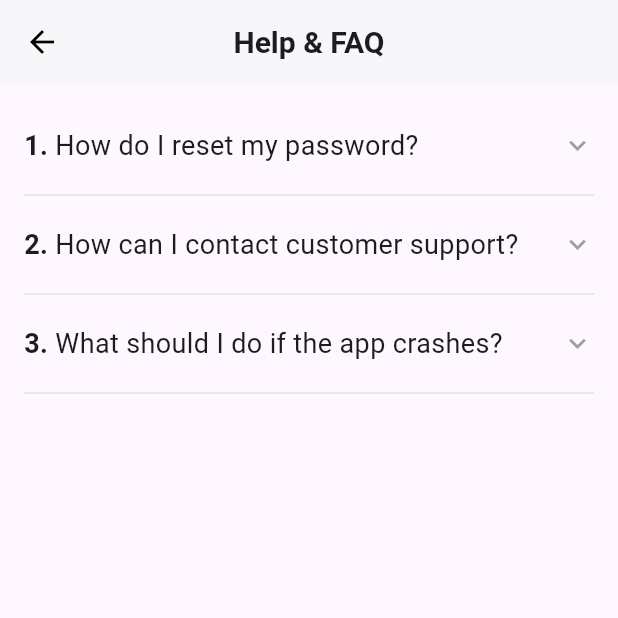
After one commit to Anandhu-J/GitLove, a Flutter app: the ProfileScreen screen opened directly, after a tap on "Help", on a phone screen of 412 x 824 dp, the top half of it. The commit adds this screen. Run offline on Flutter 3.47's test engine with Material 3 defaults, Android fonts, the phone set to English and light mode, and no system bars; our stand-ins replace tcard; network calls fail.

Commit message:
Logout,TandC,HelpFAQ

```diff
--- /dev/null
+++ b/lib/screens/help_FAQ_screen.dart
@@ -0,0 +1,103 @@
+import 'package:flutter/material.dart';
+
+class HelpFAQScreen extends StatefulWidget {
+  @override
+  _HelpFAQScreenState createState() => _HelpFAQScreenState();
+}
+
+class _HelpFAQScreenState extends State<HelpFAQScreen> {
+  List<Map<String, dynamic>> faqs = [
+    {
+      "question": "How do I reset my password?",
+      "answer":
+          "To reset your password, go to settings and tap on 'Change Password'.",
+      "isExpanded": false
+    },
+    {
+      "question": "How can I contact customer support?",
+      "answer":
+          "You can contact customer support via email at support@example.com.",
+      "isExpanded": false
+    },
+    {
+      "question": "What should I do if the app crashes?",
+      "answer":
+          "Try clearing the cache or reinstalling the app to fix crash issues.",
+      "isExpanded": false
+    },
+  ];
+
+  void toggleExpansion(int index) {
+    setState(() {
+      faqs[index]['isExpanded'] = !faqs[index]['isExpanded'];
+    });
+  }
+
+  @override
+  Widget build(BuildContext context) {
+    return Scaffold(
+      appBar: AppBar(
+        title: const Text(
+          "Help & FAQ",
+          style: TextStyle(fontSize: 20, fontWeight: FontWeight.bold),
+        ),
+        centerTitle: true,
+        backgroundColor: Colors.white,
+        elevation: 1,
+        iconTheme: const IconThemeData(color: Colors.black),
+      ),
+      body: Padding(
+        padding: const EdgeInsets.all(16.0),
+        child: SingleChildScrollView(
+          child: Column(
+            crossAxisAlignment: CrossAxisAlignment.start,
+            children: [
+              for (int index = 0; index < faqs.length; index++) ...[
+                InkWell(
+                  onTap: () => toggleExpansion(index),
+                  child: Padding(
+                    padding: const EdgeInsets.symmetric(vertical: 12),
+                    child: Row(
+                      children: [
+                        Text(
+                          "${index + 1}. ", // Numbering
+                          style: const TextStyle(
+                              fontSize: 18, fontWeight: FontWeight.bold),
+                        ),
+                        Expanded(
+                          child: Text(
+                            faqs[index]["question"],
+                            style: const TextStyle(fontSize: 18),
+                          ),
+                        ),
+                        Icon(
+                          faqs[index]["isExpanded"]
+                              ? Icons.keyboard_arrow_up
+                              : Icons.keyboard_arrow_down,
+                          size: 22,
+                          color: Colors.grey,
+                        ),
+                      ],
+                    ),
+                  ),
+                ),
+                if (faqs[index]["isExpanded"])
+                  Padding(
+                    padding: const EdgeInsets.only(left: 30, bottom: 10),
+                    child: Text(
+                      faqs[index]["answer"],
+                      style:
+                          const TextStyle(fontSize: 16, color: Colors.black54),
+                    ),
+                  ),
+                Divider(
+                    color: Colors.grey.shade300,
+                    thickness: 1), // Aesthetic divider
+              ],
+            ],
+          ),
+        ),
+      ),
+    );
+  }
+}
--- a/lib/screens/profile_screen.dart
+++ b/lib/screens/profile_screen.dart
@@ -1,4 +1,9 @@
 import 'package:flutter/material.dart';
+import 'package:git_love/screens/help_FAQ_screen.dart';
+import 'dart:io';
+import 'package:git_love/screens/terms_conditions.dart';
+import 'package:flutter/services.dart';
+import 'package:url_launcher/url_launcher.dart';
 
 class ProfileScreen extends StatelessWidget {
   @override
@@ -45,6 +50,7 @@ class ProfileScreen extends StatelessWidget {
               _buildProfileOption(
                 icon: Icons.edit,
                 text: "Edit Profile",
+                arrowStatus: true,
                 onTap: () {
                   // Navigate to Edit Profile
                 },
@@ -52,6 +58,7 @@ class ProfileScreen extends StatelessWidget {
               _buildProfileOption(
                 icon: Icons.filter_list_rounded,
                 text: "Preferences",
+                arrowStatus: true,
                 onTap: () {
                   // Handle Preferences
                 },
@@ -59,15 +66,39 @@ class ProfileScreen extends StatelessWidget {
               _buildProfileOption(
                 icon: Icons.help_outline,
                 text: "Help",
+                arrowStatus: true,
                 onTap: () {
-                  // Handle Help
+                  Navigator.push(context,
+                      MaterialPageRoute(builder: (context) => HelpFAQScreen()));
+                },
+              ),
+              _buildProfileOption(
+                icon: Icons.book,
+                text: "Terms & Conditions",
+                arrowStatus: true,
+                onTap: () {
+                  Navigator.push(
+                    context,
+                    MaterialPageRoute(
+                      builder: (context) => TermsAndConditionsScreen(),
+                    ),
+                  );
                 },
               ),
               _buildProfileOption(
                 icon: Icons.phone,
                 text: "Contact Us",
+                arrowStatus: false,
                 onTap: () {
-                  // Handle Contact Us
+                  _showContactOptions(context);
+                },
+              ),
+              _buildProfileOption(
+                icon: Icons.logout,
+                arrowStatus: false,
+                text: "Logout",
+                onTap: () {
+                  _showLogoutConfirmation(context);
                 },
               ),
             ],
@@ -80,6 +111,7 @@ class ProfileScreen extends StatelessWidget {
   Widget _buildProfileOption({
     required IconData icon,
     required String text,
+    required bool arrowStatus,
     required VoidCallback onTap,
   }) {
     return InkWell(
@@ -95,10 +127,100 @@ class ProfileScreen extends StatelessWidget {
               style: const TextStyle(fontSize: 18),
             ),
             const Spacer(),
-            const Icon(Icons.arrow_forward_ios, size: 18, color: Colors.grey),
+            if (arrowStatus)
+              Icon(Icons.arrow_forward_ios, size: 18, color: Colors.grey),
           ],
         ),
       ),
     );
   }
+
+  void _showLogoutConfirmation(BuildContext context) {
+    showDialog(
+      context: context,
+      builder: (BuildContext context) {
+        return AlertDialog(
+          title: const Text("Whoa there! 🚀"),
+          content: const Text(
+              "Are you sure you want to log out? Who will miss you now? 🥺"),
+          actions: [
+            TextButton(
+              onPressed: () {
+                Navigator.of(context).pop(); // Close the dialog
+              },
+              child: const Text("Nope, Stay!",
+                  style: TextStyle(color: Colors.blueAccent)),
+            ),
+            TextButton(
+              onPressed: () {
+                Navigator.of(context).pop(); // Close the dialog
+                _logoutAndExit(); // Call exit function
+              },
+              child: const Text("Yes, Bye! 👋",
+                  style: TextStyle(color: Colors.redAccent)),
+            ),
+          ],
+        );
+      },
+    );
+  }
+
+  void _logoutAndExit() {
+    // Perform logout logic if needed
+
+    if (Platform.isAndroid) {
+      SystemNavigator.pop(); // Close the app on Android
+    } else if (Platform.isIOS) {
+      exit(0); // Force close the app on iOS (not recommended by Apple)
+    }
+  }
+
+  void _showContactOptions(BuildContext context) {
+    showModalBottomSheet(
+      context: context,
+      shape: const RoundedRectangleBorder(
+        borderRadius: BorderRadius.vertical(top: Radius.circular(20)),
+      ),
+      backgroundColor: Colors.white,
+      builder: (BuildContext context) {
+        return Padding(
+          padding: const EdgeInsets.all(16),
+          child: Column(
+            mainAxisSize: MainAxisSize.min, // Makes the sheet wrap content
+            children: [
+              _buildContactOption(
+                icon: Icons.phone,
+                title: "Call us at",
+                value: "+91 9876543210",
+                onTap: () => launchUrl(Uri.parse("tel:+919876543210")),
+              ),
+              const Divider(),
+              _buildContactOption(
+                icon: Icons.email,
+                title: "Write to us at",
+                value: "support@example.com",
+                onTap: () => launchUrl(Uri.parse("mailto:support@example.com")),
+              ),
+            ],
+          ),
+        );
+      },
+    );
+  }
+
+  Widget _buildContactOption({
+    required IconData icon,
+    required String title,
+    required String value,
+    required VoidCallback onTap,
+  }) {
+    return ListTile(
+      leading: Icon(icon, size: 28, color: Colors.blueAccent),
+      title: Text(title,
+          style: const TextStyle(fontSize: 16, fontWeight: FontWeight.w500)),
+      subtitle:
+          Text(value, style: const TextStyle(fontSize: 14, color: Colors.grey)),
+      onTap: onTap,
+    );
+  }
 }
--- a/pubspec.yaml
+++ b/pubspec.yaml
@@ -30,6 +30,7 @@ environment:
 dependencies:
   flutter:
     sdk: flutter
+  url_launcher: ^6.1.14
 
 
   # The following adds the Cupertino Icons font to your application.
```
Also changed, not shown: lib/screens/terms_conditions.dart (added, +67 -0 lines), pubspec.lock, 10 other files.
